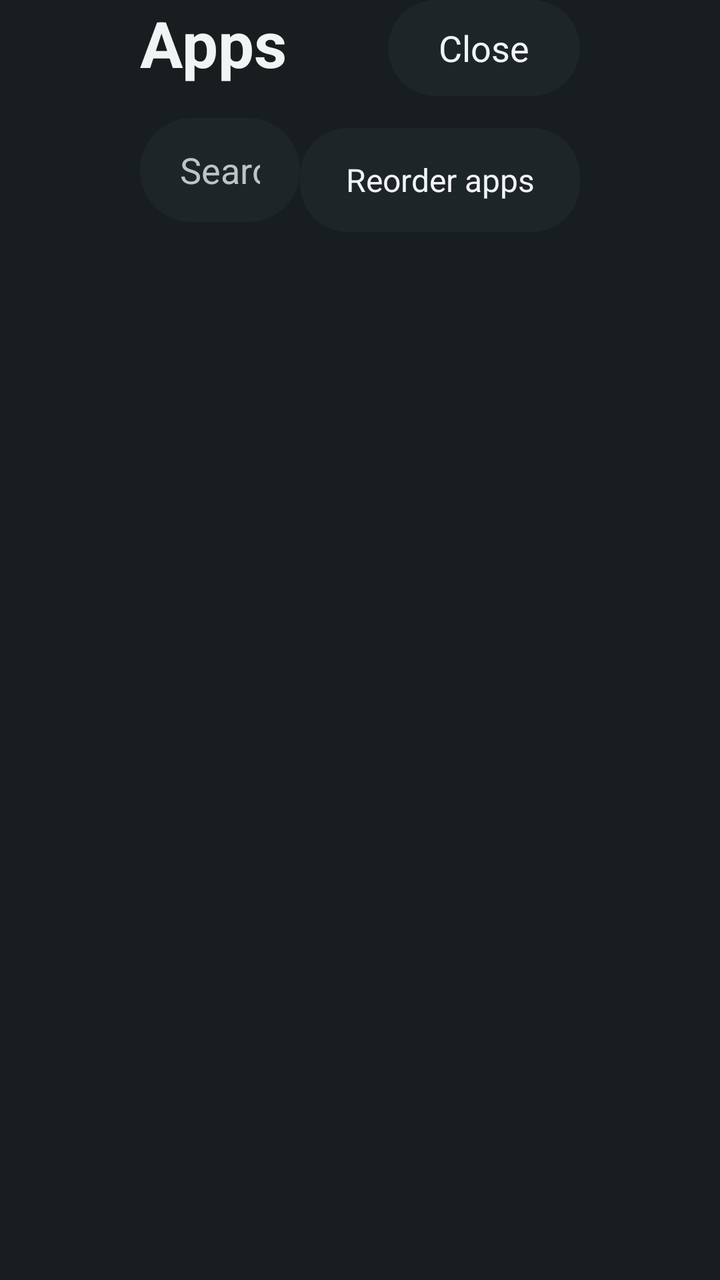
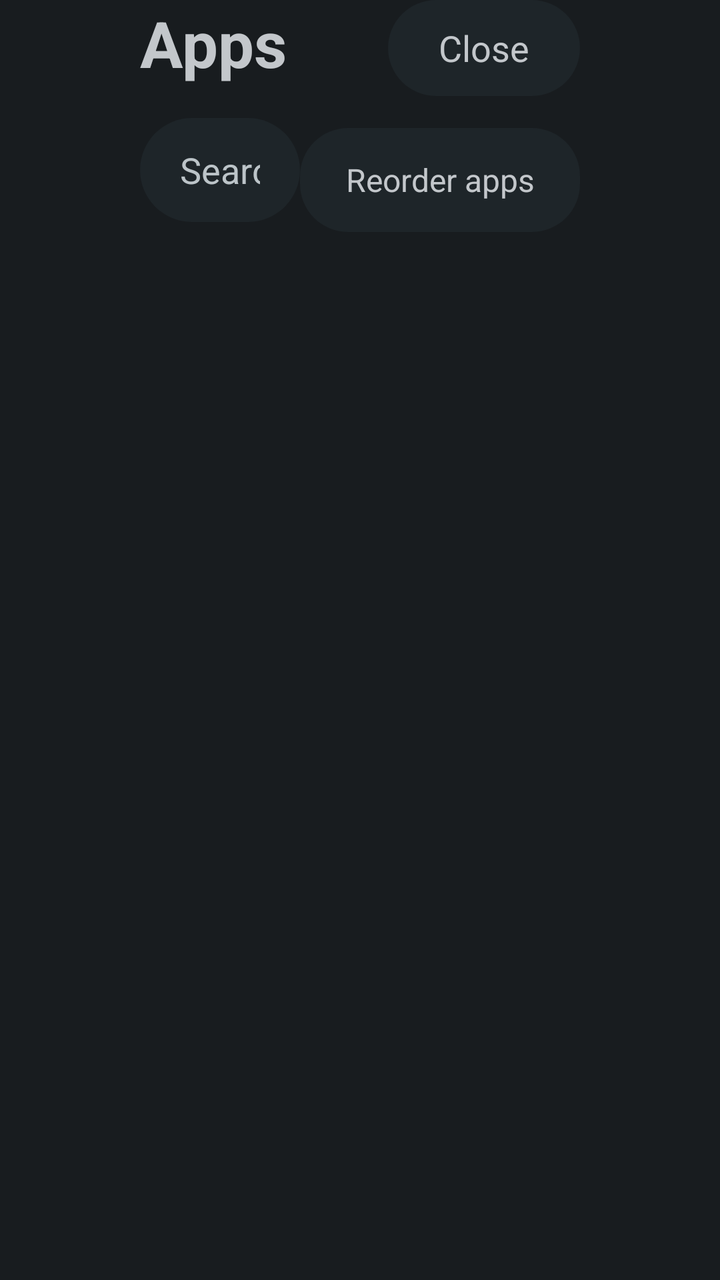

Compare the two renders of this Android layout. The source of the first and the diff that turns it into the second are given below.
<!-- AndroidManifest.xml: fallback theme Theme.MaterialComponents.DayNight.NoActionBar -->
<!-- res/layout/fragment_app_grid.xml -->
<?xml version="1.0" encoding="utf-8"?>
<androidx.constraintlayout.widget.ConstraintLayout xmlns:android="http://schemas.android.com/apk/res/android"
    xmlns:app="http://schemas.android.com/apk/res-auto"
    android:layout_width="match_parent"
    android:layout_height="match_parent"
    android:background="@color/app_grid_background"
    android:paddingHorizontal="70dp"
    android:paddingVertical="0dp">

    <TextView
        android:id="@+id/app_grid_title"
        android:layout_width="0dp"
        android:layout_height="wrap_content"
        android:text="@string/app_grid_title"
        android:textColor="@color/app_grid_text_primary"
        android:textSize="32sp"
        android:textStyle="bold"
        app:layout_constraintEnd_toStartOf="@id/app_grid_close"
        app:layout_constraintStart_toStartOf="parent"
        app:layout_constraintTop_toTopOf="parent" />

    <TextView
        android:id="@+id/app_grid_close"
        android:layout_width="wrap_content"
        android:layout_height="48dp"
        android:background="@drawable/app_grid_button"
        android:clickable="true"
        android:focusable="true"
        android:gravity="center"
        android:minWidth="96dp"
        android:text="@string/app_grid_close"
        android:textColor="@color/app_grid_text_primary"
        android:textSize="18sp"
        app:layout_constraintEnd_toEndOf="parent"
        app:layout_constraintTop_toTopOf="parent" />

    <EditText
        android:id="@+id/app_grid_search"
        android:layout_width="0dp"
        android:layout_height="52dp"
        android:layout_marginTop="16dp"
        android:background="@drawable/app_grid_search"
        android:hint="@string/app_grid_search_hint"
        android:importantForAutofill="no"
        android:inputType="text"
        android:paddingHorizontal="20dp"
        android:singleLine="true"
        android:textColor="@color/app_grid_text_primary"
        android:textColorHint="@color/app_grid_text_secondary"
        android:textSize="18sp"
        app:layout_constraintEnd_toStartOf="@id/app_grid_reorder"
        app:layout_constraintStart_toStartOf="parent"
        app:layout_constraintTop_toBottomOf="@id/app_grid_title" />

    <TextView
        android:id="@+id/app_grid_reorder"
        android:layout_width="wrap_content"
        android:layout_height="52dp"
        android:layout_marginStart="16dp"
        android:layout_marginTop="16dp"
        android:background="@drawable/app_grid_button"
        android:clickable="true"
        android:focusable="true"
        android:gravity="center"
        android:minWidth="140dp"
        android:paddingHorizontal="16dp"
        android:text="@string/app_grid_reorder"
        android:textColor="@color/app_grid_text_primary"
        android:textSize="16sp"
        app:layout_constraintEnd_toEndOf="parent"
        app:layout_constraintTop_toBottomOf="@id/app_grid_close" />

    <LinearLayout
        android:id="@+id/tos_banner"
        android:layout_width="0dp"
        android:layout_height="wrap_content"
        android:layout_marginTop="16dp"
        android:background="@drawable/app_grid_tos_banner"
        android:gravity="center_vertical"
        android:orientation="horizontal"
        android:padding="20dp"
        android:visibility="gone"
        app:layout_constraintEnd_toEndOf="parent"
        app:layout_constraintStart_toStartOf="parent"
        app:layout_constraintTop_toBottomOf="@id/app_grid_search">

        <TextView
            android:layout_width="0dp"
            android:layout_height="wrap_content"
            android:layout_weight="1"
            android:text="@string/app_grid_tos_message"
            android:textColor="@color/app_grid_text_primary"
            android:textSize="16sp" />

        <TextView
            android:id="@+id/tos_review"
            android:layout_width="wrap_content"
            android:layout_height="44dp"
            android:background="@drawable/app_grid_button"
            android:clickable="true"
            android:focusable="true"
            android:gravity="center"
            android:paddingHorizontal="16dp"
            android:text="@string/app_grid_tos_review"
            android:textColor="@color/app_grid_text_primary" />

        <TextView
            android:id="@+id/tos_dismiss"
            android:layout_width="wrap_content"
            android:layout_height="44dp"
            android:layout_marginStart="12dp"
            android:background="@drawable/app_grid_button"
            android:clickable="true"
            android:focusable="true"
            android:gravity="center"
            android:paddingHorizontal="16dp"
            android:text="@string/app_grid_tos_not_now"
            android:textColor="@color/app_grid_text_primary" />
    </LinearLayout>

    <androidx.recyclerview.widget.RecyclerView
        android:id="@+id/app_grid"
        android:layout_width="0dp"
        android:layout_height="0dp"
        android:clipToPadding="false"
        android:paddingBottom="0dp"
        app:layout_constraintBottom_toBottomOf="parent"
        app:layout_constraintEnd_toEndOf="parent"
        app:layout_constraintStart_toStartOf="parent"
        app:layout_constraintTop_toBottomOf="@id/tos_banner" />

    <TextView
        android:id="@+id/app_grid_empty"
        android:layout_width="wrap_content"
        android:layout_height="wrap_content"
        android:text="@string/app_grid_empty"
        android:textColor="@color/app_grid_text_secondary"
        android:textSize="18sp"
        android:visibility="gone"
        app:layout_constraintBottom_toBottomOf="@id/app_grid"
        app:layout_constraintEnd_toEndOf="@id/app_grid"
        app:layout_constraintStart_toStartOf="@id/app_grid"
        app:layout_constraintTop_toTopOf="@id/app_grid" />
</androidx.constraintlayout.widget.ConstraintLayout>
<!-- resources referenced by this layout -->
<resources>
  <color name="app_grid_background">#181D20</color>
  <color name="app_grid_text_primary">#F0F4F5</color>
  <color name="app_grid_text_secondary">#BCC4C8</color>
  <!-- drawable app_grid_button (drawable) -->
  <?xml version="1.0" encoding="utf-8"?>
  <selector xmlns:android="http://schemas.android.com/apk/res/android">
      <item android:state_pressed="true">
          <shape>
              <corners android:radius="24dp" />
              <solid android:color="@color/app_grid_surface_pressed" />
          </shape>
      </item>
      <item>
          <shape>
              <corners android:radius="24dp" />
              <solid android:color="@color/app_grid_surface" />
          </shape>
      </item>
  </selector>
  <!-- drawable app_grid_search (drawable) -->
  <?xml version="1.0" encoding="utf-8"?>
  <shape xmlns:android="http://schemas.android.com/apk/res/android">
      <corners android:radius="26dp" />
      <solid android:color="@color/app_grid_surface" />
      <padding
          android:left="12dp"
          android:top="0dp"
          android:right="12dp"
          android:bottom="0dp" />
  </shape>
  <!-- drawable app_grid_tos_banner (drawable) -->
  <?xml version="1.0" encoding="utf-8"?>
  <shape xmlns:android="http://schemas.android.com/apk/res/android">
      <corners android:radius="20dp" />
      <solid android:color="@color/app_grid_tos_surface" />
  </shape>
  <string name="app_grid_close">Close</string>
  <string name="app_grid_empty">No applications available</string>
  <string name="app_grid_reorder">Reorder apps</string>
  <string name="app_grid_search_hint">Search applications</string>
  <string name="app_grid_title">Apps</string>
  <string name="app_grid_tos_message">Some apps require review of the user terms before they can be opened.</string>
  <string name="app_grid_tos_not_now">Not now</string>
  <string name="app_grid_tos_review">Review</string>
  <color name="app_grid_surface_pressed">#34454E</color>
  <color name="app_grid_surface">#1E2529</color>
  <color name="app_grid_tos_surface">#2B303A</color>
</resources>

<!-- the commit's change to res/layout/fragment_app_grid.xml (unified diff, before → after) -->
@@ -123,6 +123,7 @@
         android:layout_width="0dp"
         android:layout_height="0dp"
         android:clipToPadding="false"
+        android:paddingEnd="5dp"
         android:paddingBottom="0dp"
         app:layout_constraintBottom_toBottomOf="parent"
         app:layout_constraintEnd_toEndOf="parent"
<!-- resource entries referenced after the edit -->
@@ -1,7 +1,7 @@
 <!-- resources referenced by this layout -->
 <resources>
-  <color name="app_grid_background">#181D20</color>
-  <color name="app_grid_text_primary">#F0F4F5</color>
+  <color name="app_grid_background">#181C1F</color>
+  <color name="app_grid_text_primary">#C3C7CB</color>
   <color name="app_grid_text_secondary">#BCC4C8</color>
   <!-- drawable app_grid_button (drawable) -->
   <?xml version="1.0" encoding="utf-8"?>
